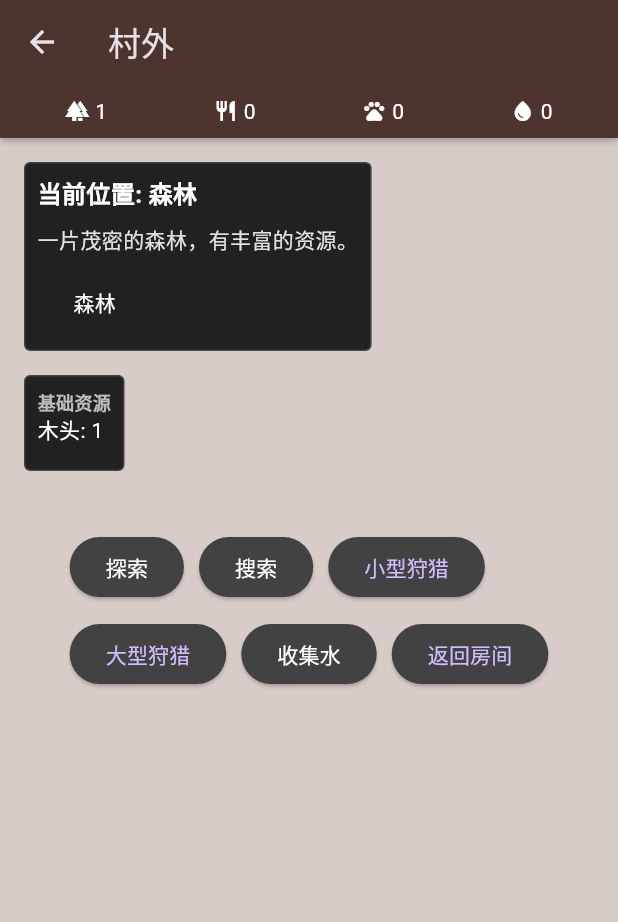
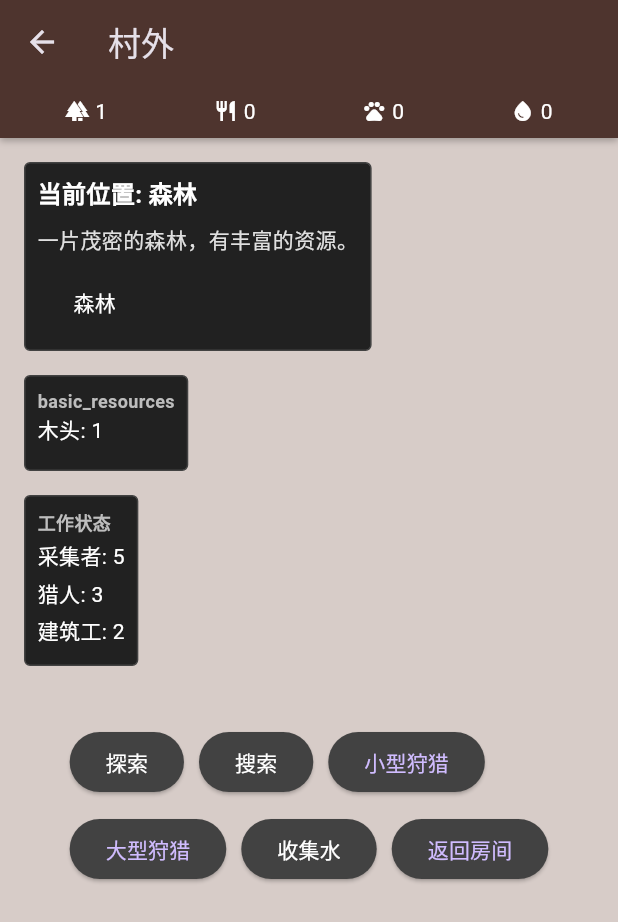
Before and after one commit to easycheaplife/a_dark_room, a Flutter app: the OutsideScreen screen opened directly with empty values, on a phone screen of 412 x 824 dp. Shown: the top 922 px of the screen. Run offline on Flutter 3.47's test engine with Material 3 defaults, Android fonts, the light colour scheme and no system bars; our stand-ins replace shared_preferences; accounts and stored records are empty.

Commit message:
updaste language support

```diff
--- a/lib/config/game_settings.dart
+++ b/lib/config/game_settings.dart
@@ -650,10 +650,17 @@ class GameSettings {
 
   // UI配置
   static const Map<String, List<String>> resourceGroups = {
-    '基础资源': ['wood', 'meat', 'water'],
-    '狩猎资源': ['fur', 'scales', 'teeth', 'leather'],
-    '制作材料': ['cloth', 'herbs', 'coal', 'iron', 'steel', 'sulphur'],
-    '食物': ['cured meat'],
+    'basic_resources': ['wood', 'meat', 'water'],
+    'hunting_resources': ['fur', 'scales', 'teeth', 'leather'],
+    'crafting_materials': [
+      'cloth',
+      'herbs',
+      'coal',
+      'iron',
+      'steel',
+      'sulphur'
+    ],
+    'food': ['cured meat'],
   };
 
   static const Map<String, Map<String, dynamic>> locationConfigs = {
--- a/lib/ui/screens/outside_screen.dart
+++ b/lib/ui/screens/outside_screen.dart
@@ -425,6 +425,57 @@ class _OutsideScreenState extends State<OutsideScreen> {
             _buildLocationSelector(),
             const SizedBox(height: 16),
             _buildResourceDisplay(),
+            const SizedBox(height: 16),
+            // 添加工人状态显示
+            Column(
+              crossAxisAlignment: CrossAxisAlignment.start,
+              children: [
+                Container(
+                  padding: const EdgeInsets.all(8),
+                  decoration: BoxDecoration(
+                    color: Colors.grey.shade900,
+                    border: Border.all(color: Colors.grey.shade800),
+                    borderRadius: BorderRadius.circular(4),
+                  ),
+                  child: Column(
+                    crossAxisAlignment: CrossAxisAlignment.start,
+                    children: [
+                      Text(
+                        GameSettings.languageManager
+                            .get('worker_status', category: 'room'),
+                        style: TextStyle(
+                          color: Colors.grey.shade400,
+                          fontSize: 12,
+                          fontWeight: FontWeight.bold,
+                        ),
+                      ),
+                      const SizedBox(height: 4),
+                      Padding(
+                        padding: const EdgeInsets.only(bottom: 4),
+                        child: Text(
+                          '${GameSettings.languageManager.get('gatherer', category: 'villagers')}: 5',
+                          style: const TextStyle(color: Colors.white),
+                        ),
+                      ),
+                      Padding(
+                        padding: const EdgeInsets.only(bottom: 4),
+                        child: Text(
+                          '${GameSettings.languageManager.get('hunter', category: 'villagers')}: 3',
+                          style: const TextStyle(color: Colors.white),
+                        ),
+                      ),
+                      Padding(
+                        padding: const EdgeInsets.only(bottom: 4),
+                        child: Text(
+                          '${GameSettings.languageManager.get('builder', category: 'villagers')}: 2',
+                          style: const TextStyle(color: Colors.white),
+                        ),
+                      ),
+                    ],
+                  ),
+                ),
+              ],
+            ),
           ],
           const SizedBox(height: 16),
           _buildGameLog(),
```
Also changed, not shown: lib/config/language_manager.dart (+53 -5 lines), lib/ui/screens/room_screen.dart (+35 -32 lines).
